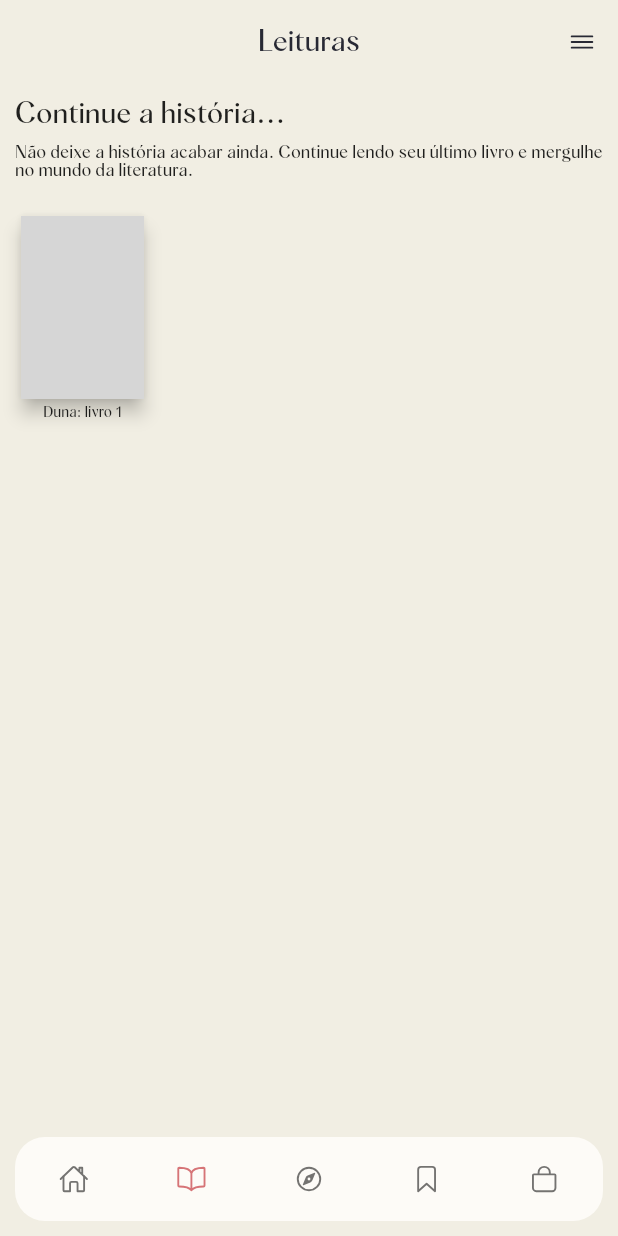
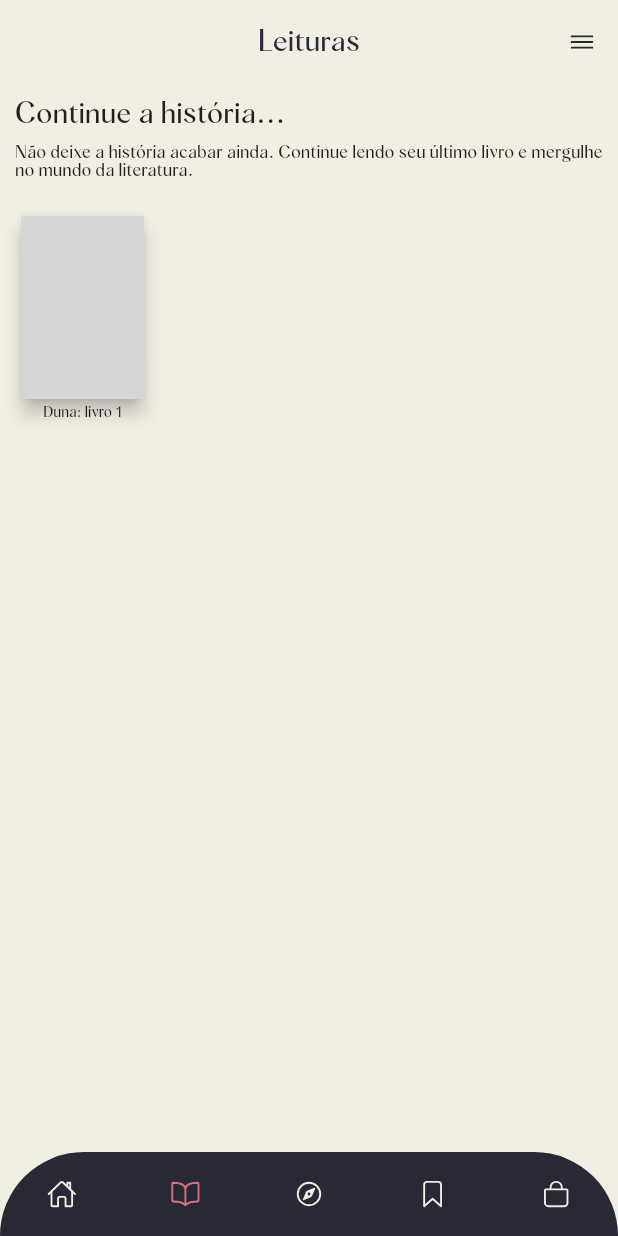
Before and after one commit to yamacinelli/desenvolvimento_mobile_IFPR, a Flutter app: the Read screen opened by its route, on a phone screen of 412 x 824 dp. Run offline on Flutter 3.47's test engine with Material 2 defaults, Android fonts, the light colour scheme and no system bars; our stand-ins replace ionicons; network calls fail; grey boxes are pictures that could not be loaded.

Commit message:
feature: Alterado Estilo da Barra de Navegacao.

```diff
--- a/book-tracker/lib/widget/bottomNavigationBarState.dart
+++ b/book-tracker/lib/widget/bottomNavigationBarState.dart
@@ -21,14 +21,14 @@ class BottomNavigationBarBookTracker extends StatelessWidget {
 
   @override
   Widget build(BuildContext context) {
-    return Container(
-      margin: const EdgeInsets.all(10),
-      child: ClipRRect(
-        borderRadius: BorderRadius.circular(20),
+    return ClipRRect(
+        borderRadius: const BorderRadius.only(
+            topLeft: Radius.circular(60), topRight: Radius.circular(60)),
         child: BottomNavigationBar(
           showSelectedLabels: false,
           showUnselectedLabels: false,
           selectedItemColor: Theme.of(context).colorScheme.secondary,
+          unselectedItemColor: Theme.of(context).scaffoldBackgroundColor,
           currentIndex: bottomNavigationIndex,
           // onClick change index
           onTap: (index) {
@@ -49,11 +49,10 @@ class BottomNavigationBarBookTracker extends StatelessWidget {
             BottomNavigationBarItem(
                 icon: Icon(Ionicons.bag_outline), label: 'Comprar'),
           ],
-          backgroundColor: Theme.of(context).colorScheme.background,
+          backgroundColor: Theme.of(context).colorScheme.primary,
           // Remove shadow from BottomNavigationBar
           elevation: 0.0,
         ),
-      ),
-    );
+      );
   }
 }
```
